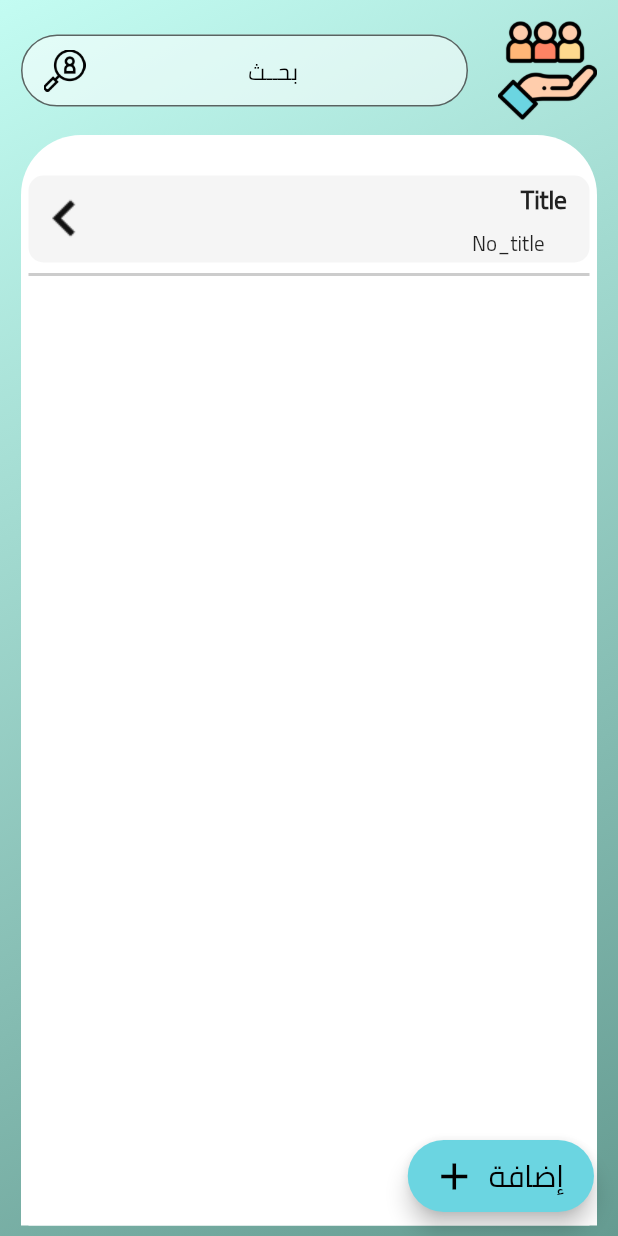
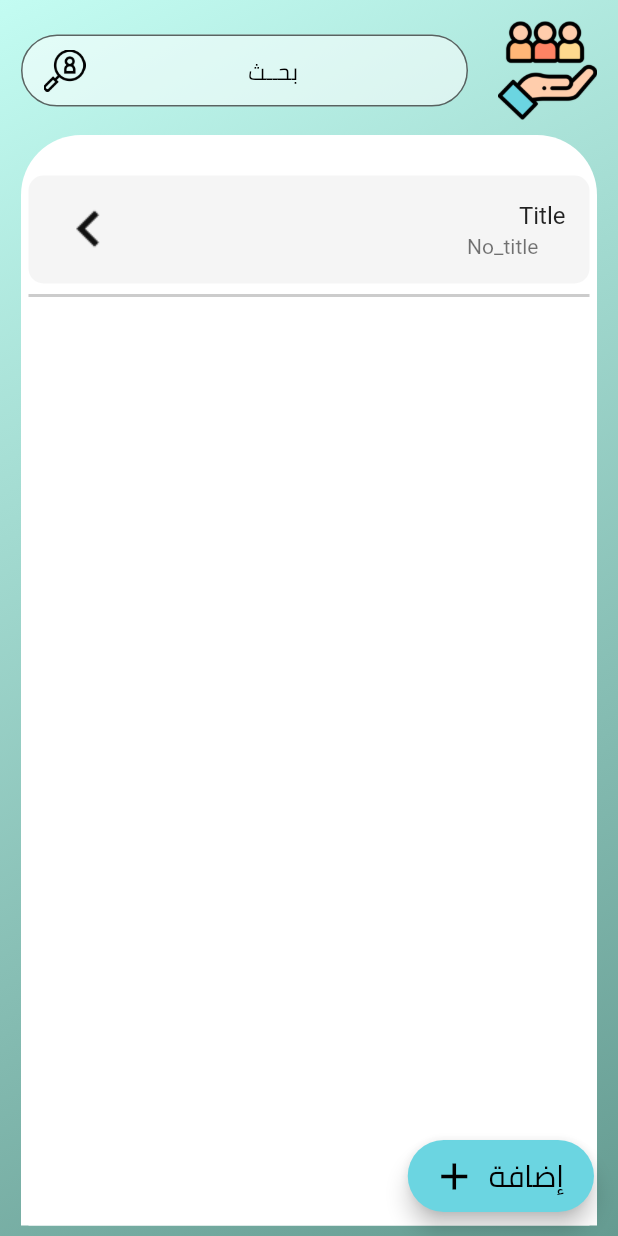
Before and after one commit to EMADOMARAH/elnahwy_tex, a Flutter app: the Client_Select screen opened directly, on a phone screen of 412 x 824 dp. Run offline on Flutter 3.47's test engine with Material 2 defaults, Android fonts, the phone set to English and light mode, and no system bars; our stand-ins replace page_transition, splashscreen.

Commit message:
lits tile added

```diff
--- a/lib/ui/screens/client_select/client_select.dart
+++ b/lib/ui/screens/client_select/client_select.dart
@@ -267,40 +267,13 @@ class Client_Select extends StatelessWidget {
     return Container(
       decoration: BoxDecoration(
           color: Colors.grey[100], borderRadius: BorderRadius.circular(10)),
-      child: Row(
-        mainAxisAlignment: MainAxisAlignment.end,
-        crossAxisAlignment: CrossAxisAlignment.center,
-        children: <Widget>[
-          Image.asset(
-            "images/ic_keyboard_arrow_left_48px.png",
-            height: 48,
-            width: 48,
-          ),
-          Spacer(flex: 1),
-          Column(
-            mainAxisAlignment: MainAxisAlignment.end,
-            crossAxisAlignment: CrossAxisAlignment.end,
-            children: <Widget>[
-              Padding(
-                padding: EdgeInsets.only(right: 15),
-                child: Text(
-                  Title,
-                  style: TextStyle(
-                      fontFamily: "Cairo",
-                      fontSize: 17,
-                      fontWeight: FontWeight.bold),
-                ),
-              ),
-              Padding(
-                padding: EdgeInsets.only(right: 30),
-                child: Text(
-                  No_title,
-                  style: TextStyle(fontFamily: "Cairo", fontSize: 14),
-                ),
-              )
-            ],
-          ),
-        ],
+      child: ListTile(
+        title: Text(Title,textAlign: TextAlign.right,),
+        subtitle: Padding(
+          padding: const EdgeInsets.only(right:18.0),
+          child: Text(No_title,textAlign: TextAlign.right,),
+        ),
+        leading: Image.asset("images/ic_keyboard_arrow_left_48px.png"),
       ),
     );
   }
```
